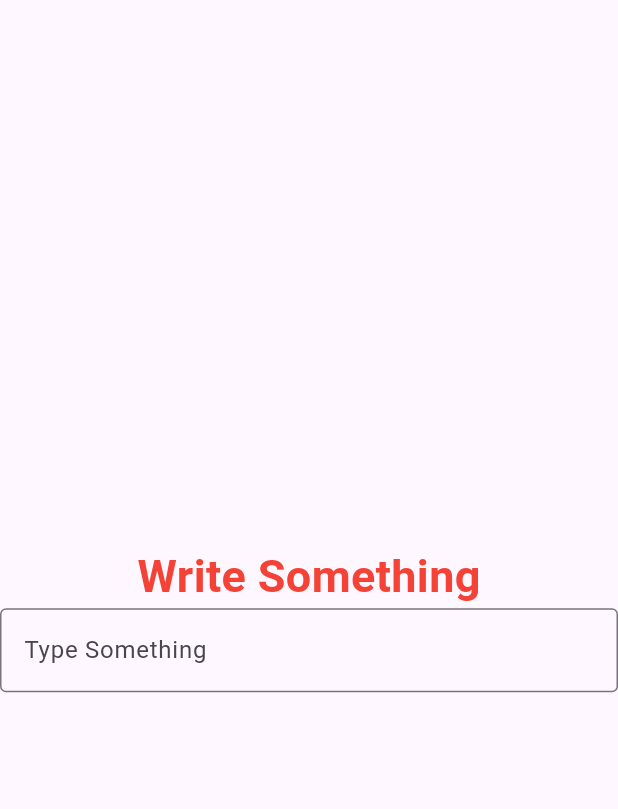
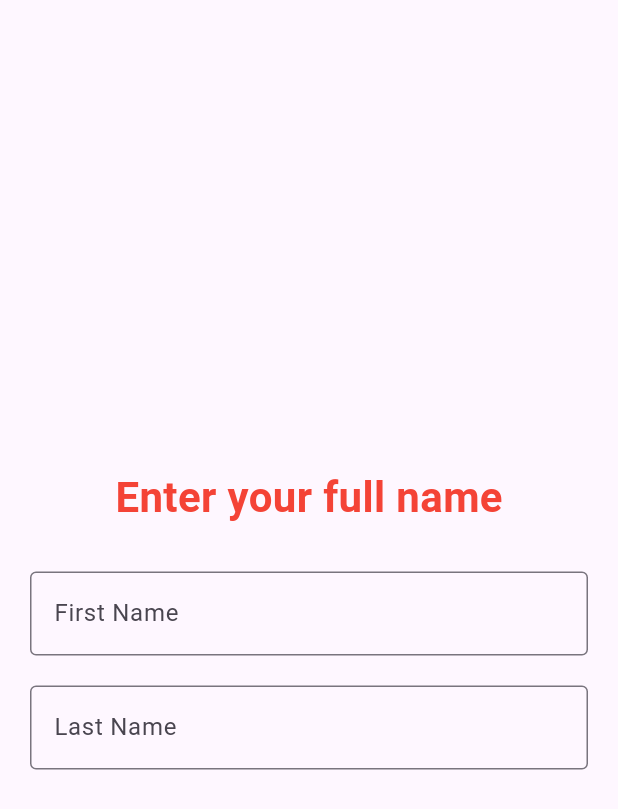
Before and after one commit to Umar2110/flutter_lesson_with_chatgpt, a Flutter app: the screen it shows after launch, on a phone screen of 412 x 824 dp. Shown: the top 809 px of the screen. Run offline on Flutter 3.47's test engine with Material 3 defaults, Android fonts, the phone set to English and light mode, and no system bars.

Commit message:
move to 13

```diff
--- /dev/null
+++ b/lib/Lesson13.dart
@@ -0,0 +1,75 @@
+import 'package:flutter/material.dart';
+
+class Lesson13 extends StatefulWidget {
+  @override
+  State<Lesson13> createState() => _Lesson13State();
+}
+
+class _Lesson13State extends State<Lesson13> {
+  final TextEditingController _firstController = TextEditingController();
+  final TextEditingController _lastController = TextEditingController();
+
+  String fullName = "";
+
+  @override
+  void initState() {
+    super.initState();
+    _firstController.addListener(_updateFullName);
+    _lastController.addListener(_updateFullName);
+  }
+
+  void _updateFullName() {
+    setState(() {
+      fullName = "${_firstController.text} ${_lastController.text}".trim();
+    });
+  }
+
+  @override
+  void dispose() {
+    _firstController.dispose();
+    _lastController.dispose();
+    super.dispose();
+  }
+
+  @override
+  Widget build(BuildContext context) {
+    return Scaffold(
+      body: Center(
+        child: Padding(
+          padding: const EdgeInsets.all(20.0),
+          child: Column(
+            mainAxisAlignment: MainAxisAlignment.center,
+            children: [
+              Text(
+                fullName.isEmpty ? "Enter your full name" : "Hello, $fullName!",
+                style: TextStyle(
+                  fontSize: 28,
+                  fontWeight: FontWeight.bold,
+                  color: fullName.isEmpty
+                      ? Colors.red
+                      : (fullName.length >= 6 ? Colors.green : Colors.orange),
+                ),
+              ),
+              SizedBox(height: 30),
+              TextField(
+                controller: _firstController,
+                decoration: InputDecoration(
+                  labelText: "First Name",
+                  border: OutlineInputBorder(),
+                ),
+              ),
+              SizedBox(height: 20),
+              TextField(
+                controller: _lastController,
+                decoration: InputDecoration(
+                  labelText: "Last Name",
+                  border: OutlineInputBorder(),
+                ),
+              ),
+            ],
+          ),
+        ),
+      ),
+    );
+  }
+}
--- a/lib/main.dart
+++ b/lib/main.dart
@@ -1,6 +1,6 @@
 import "package:flutter/material.dart";
 
-import "package:flutter_lesson/Lesson12.dart";
+import "package:flutter_lesson/Lesson13.dart";
 
 void main() => runApp(MyApp());
 
@@ -9,7 +9,7 @@ class MyApp extends StatelessWidget {
 
   @override
   Widget build(BuildContext context) {
-    return MaterialApp(debugShowCheckedModeBanner: false, home: Lesson12());
+    return MaterialApp(debugShowCheckedModeBanner: false, home: Lesson13());
   }
 }
 
```
